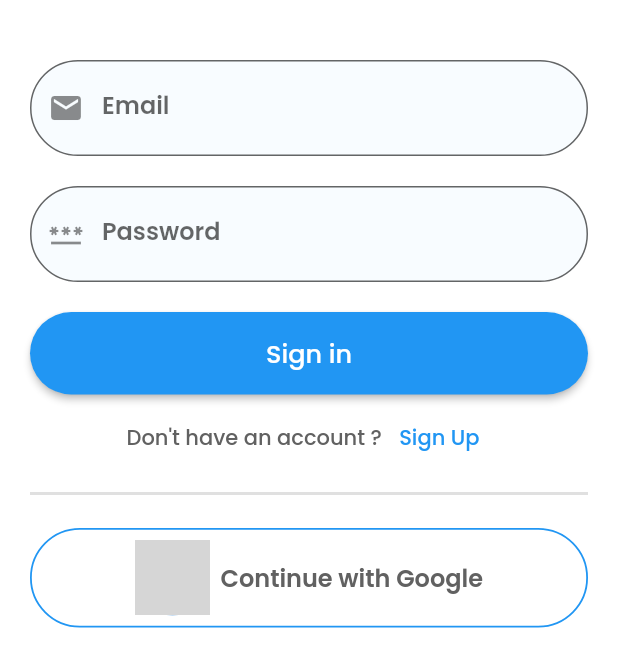
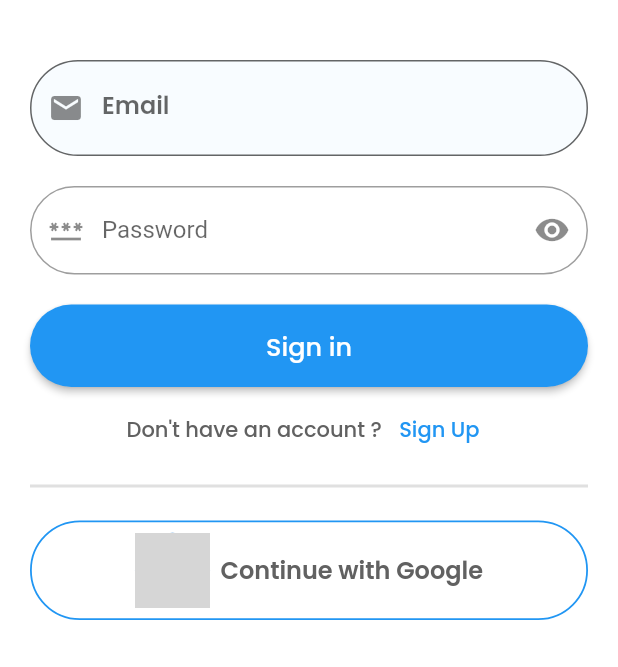
Before and after one commit to ParasRojiya/Home-Services-App, a Flutter app: the screen it shows after launch, on a phone screen of 412 x 824 dp. Shown: the top 667 px of the screen. Run offline on Flutter 3.47's test engine with Material 2 defaults, Android fonts, the light colour scheme and no system bars; our stand-ins replace cloud_firestore, connectivity_plus, firebase_auth, firebase_core, firebase_storage, get and 5 more; accounts and stored records are empty; network calls fail; grey boxes are pictures that could not be loaded.

Commit message:
user side workers detailPage added

```diff
--- a/lib/main.dart
+++ b/lib/main.dart
@@ -6,6 +6,7 @@ import 'package:home_services_app/views/screens/add_worker.dart';
 import 'package:home_services_app/views/screens/all_categories_page.dart';
 import 'package:home_services_app/views/screens/all_workers_page.dart';
 import 'package:home_services_app/views/screens/services_page.dart';
+import 'package:home_services_app/views/screens/user/worker_details_page.dart';
 import 'global/global.dart';
 import 'package:home_services_app/views/screens/account_page.dart';
 import 'package:home_services_app/views/screens/history_page.dart';
@@ -35,6 +36,7 @@ void main() async {
         GetPage(name: '/all_workers', page: () => const AllWorkers()),
         GetPage(name: '/add_service', page: () => const AddService()),
         GetPage(name: '/add_worker', page: () => const AddWorker()),
+        GetPage(name: '/worker_details', page: () => const WorkerDetailsPage()),
         GetPage(
             name: '/service_details_page',
             page: () => const ServiceDetailsPage()),
--- a/lib/views/screens/login_page.dart
+++ b/lib/views/screens/login_page.dart
@@ -26,6 +26,7 @@ class _LoginPageState extends State<LoginPage> {
 
   String? email;
   String? password;
+  bool isNotVisible = true;
 
   @override
   void dispose() {
@@ -73,10 +74,24 @@ class _LoginPageState extends State<LoginPage> {
                 onSaved: (val) {
                   password = val;
                 },
-                obscureText: true,
-                decoration: textFieldDecoration(
-                  icon: Icons.password,
-                  name: "Password",
+                obscureText: isNotVisible,
+                decoration: InputDecoration(
+                  border: OutlineInputBorder(
+                      borderRadius: BorderRadius.circular(40)),
+                  prefixIcon: Icon(Icons.password),
+                  label: Text("Password"),
+                  suffixIcon: GestureDetector(
+                    onTap: () {
+                      setState(() {
+                        (isNotVisible == false)
+                            ? isNotVisible = true
+                            : isNotVisible = false;
+                      });
+                    },
+                    child: Icon((isNotVisible == false)
+                        ? Icons.hide_source
+                        : Icons.remove_red_eye),
+                  ),
                 ),
               ),
               const SizedBox(height: 20),
--- a/lib/widgets/worker_container.dart
+++ b/lib/widgets/worker_container.dart
@@ -39,7 +39,7 @@ Widget workerContainer({
           ),
         ),
         Expanded(
-          flex: 4,
+          flex: 5,
           child: Container(
             width: double.infinity,
             decoration: const BoxDecoration(
```
Also changed, not shown: lib/views/screens/home_page.dart (+9 -4 lines), lib/views/screens/user/worker_details_page.dart (added, +70 -0 lines).
